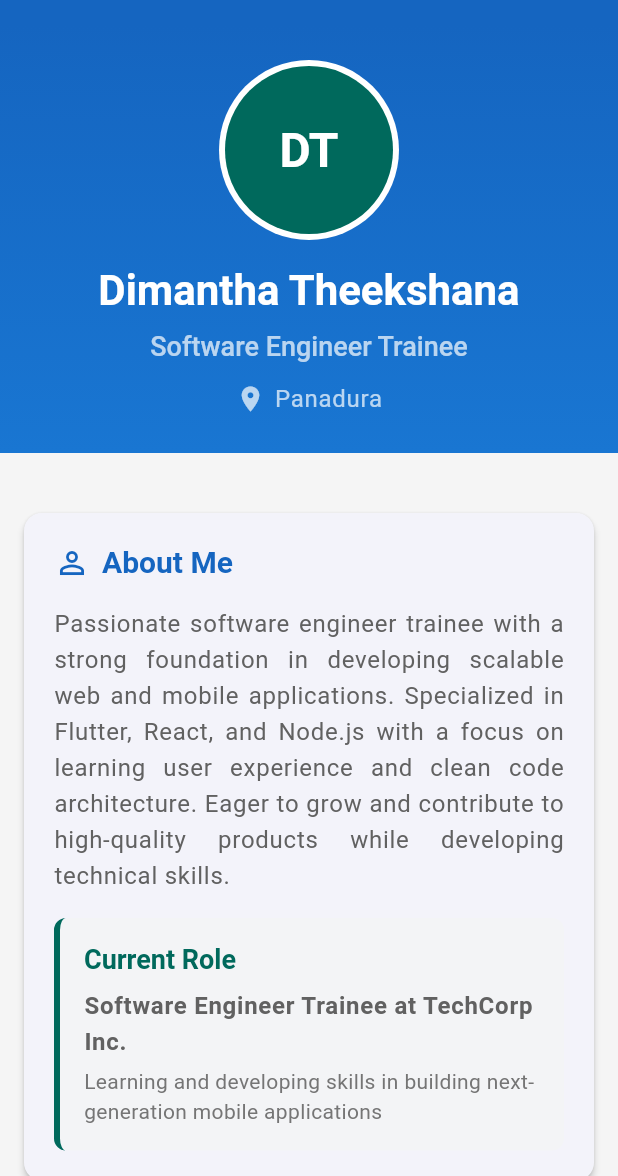
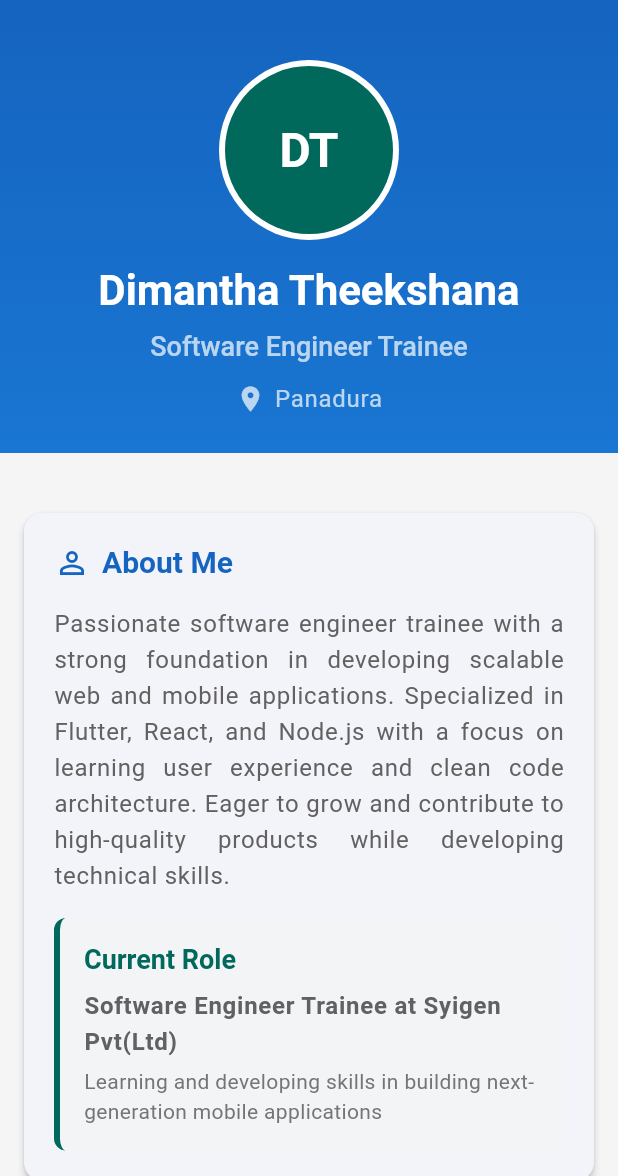
Before and after one commit to dimantha2004/Professional-UI-by-flutter, a Flutter app: the screen it shows after launch, on a phone screen of 412 x 824 dp, the part 60-1236 px from its top. Run offline on Flutter 3.47's test engine with Material 3 defaults, Android fonts, the light colour scheme and no system bars.

Commit message:
profile done

```diff
--- a/lib/widgets/about_section.dart
+++ b/lib/widgets/about_section.dart
@@ -69,7 +69,7 @@ class AboutSection extends StatelessWidget {
                     ),
                     const SizedBox(height: 8),
                     Text(
-                      'Software Engineer Trainee at TechCorp Inc.',
+                      'Software Engineer Trainee at Syigen Pvt(Ltd)',
                       style: Theme.of(context).textTheme.bodyLarge?.copyWith(
                         fontWeight: FontWeight.w600,
                       ),
```
Also changed, not shown: lib/widgets/education_section.dart (+0 -14 lines).
